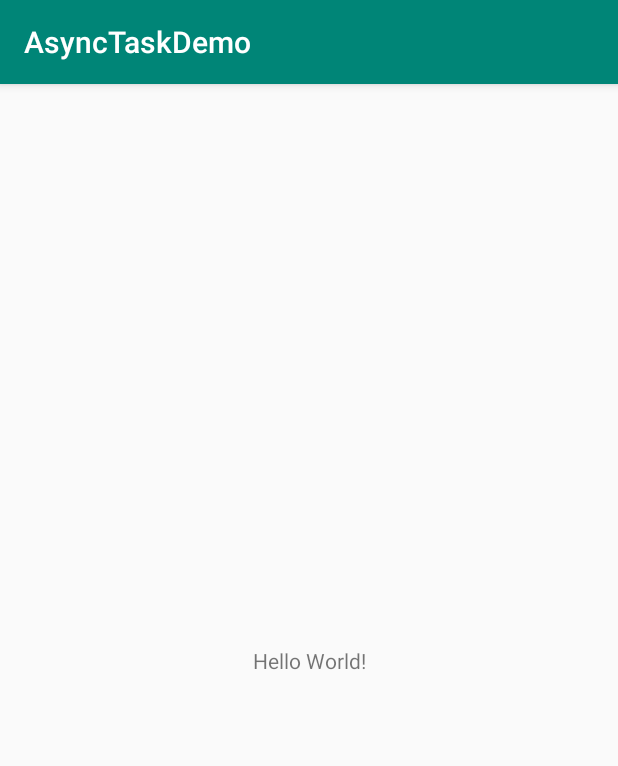
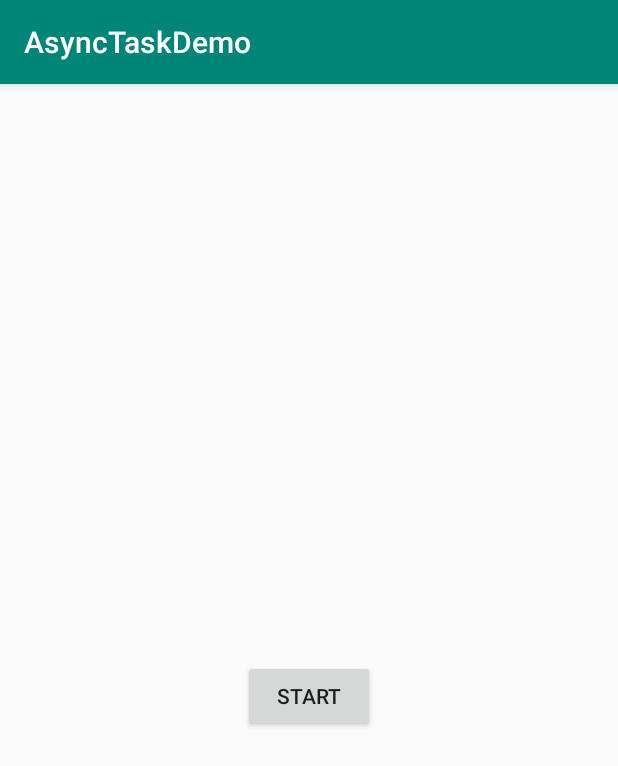
Before and after one commit to nguyenduccanh2501/AsyncTaskDemo, an Android app: the screen it shows after launch (MainActivity), on a phone screen of 412 x 824 dp. Shown: the top 766 px of the screen. Run offline under Robolectric (Android 15) with nearby library versions, the phone set to English and light mode, and no system bars.

Commit message:
main_function

```diff
--- a/app/src/main/res/layout/activity_main.xml
+++ b/app/src/main/res/layout/activity_main.xml
@@ -1,18 +1,26 @@
 <?xml version="1.0" encoding="utf-8"?>
-<android.support.constraint.ConstraintLayout xmlns:android="http://schemas.android.com/apk/res/android"
+<LinearLayout xmlns:android="http://schemas.android.com/apk/res/android"
     xmlns:app="http://schemas.android.com/apk/res-auto"
     xmlns:tools="http://schemas.android.com/tools"
     android:layout_width="match_parent"
     android:layout_height="match_parent"
+    android:gravity="center"
+    android:orientation="vertical"
     tools:context=".MainActivity">
 
-    <TextView
+    <ProgressBar
+        android:id="@+id/progress_bar"
+        style="@style/Widget.AppCompat.ProgressBar.Horizontal"
+        android:layout_width="match_parent"
+        android:layout_height="wrap_content"
+        android:layout_margin="@dimen/dp_16"
+        android:visibility="invisible"
+        tools:visibility="visible" />
+
+    <Button
+        android:id="@+id/button_start"
         android:layout_width="wrap_content"
         android:layout_height="wrap_content"
-        android:text="Hello World!"
-        app:layout_constraintBottom_toBottomOf="parent"
-        app:layout_constraintLeft_toLeftOf="parent"
-        app:layout_constraintRight_toRightOf="parent"
-        app:layout_constraintTop_toTopOf="parent" />
+        android:text="@string/button_name" />
 
-</android.support.constraint.ConstraintLayout>
+</LinearLayout>
--- /dev/null
+++ b/app/src/main/res/values/dimens.xml
@@ -0,0 +1,4 @@
+<?xml version="1.0" encoding="utf-8"?>
+<resources>
+    <dimen name="dp_16">16dp</dimen>
+</resources>
--- a/app/src/main/res/values/strings.xml
+++ b/app/src/main/res/values/strings.xml
@@ -1,3 +1,4 @@
 <resources>
     <string name="app_name">AsyncTaskDemo</string>
+    <string name="button_name">Start</string>
 </resources>
```
Also changed, not shown: app/src/main/java/com/example/asynctaskdemo/MainActivity.java (+72 -1 lines).
